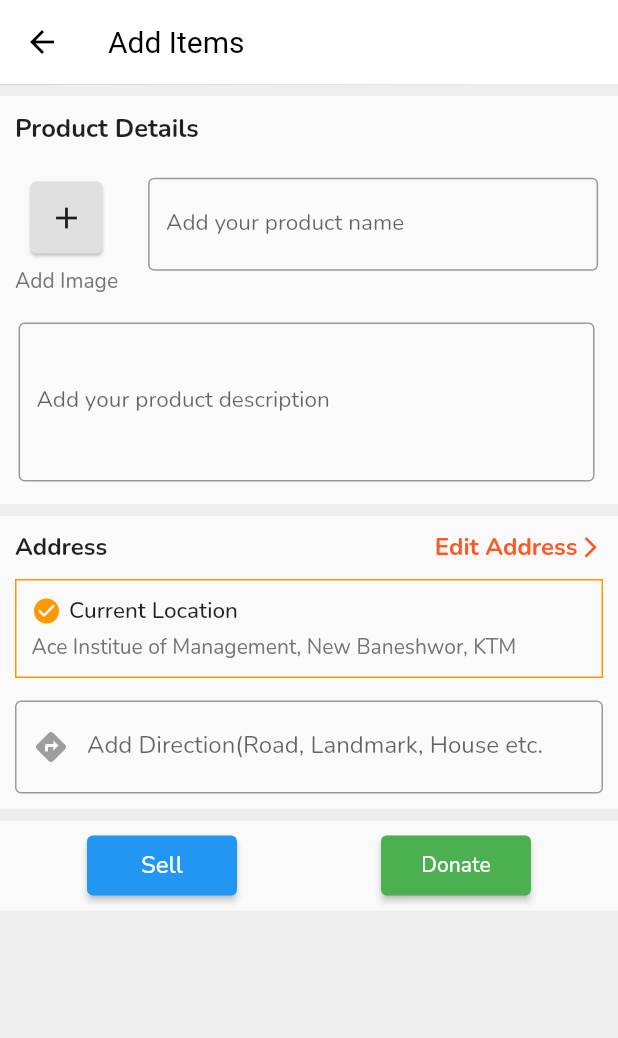
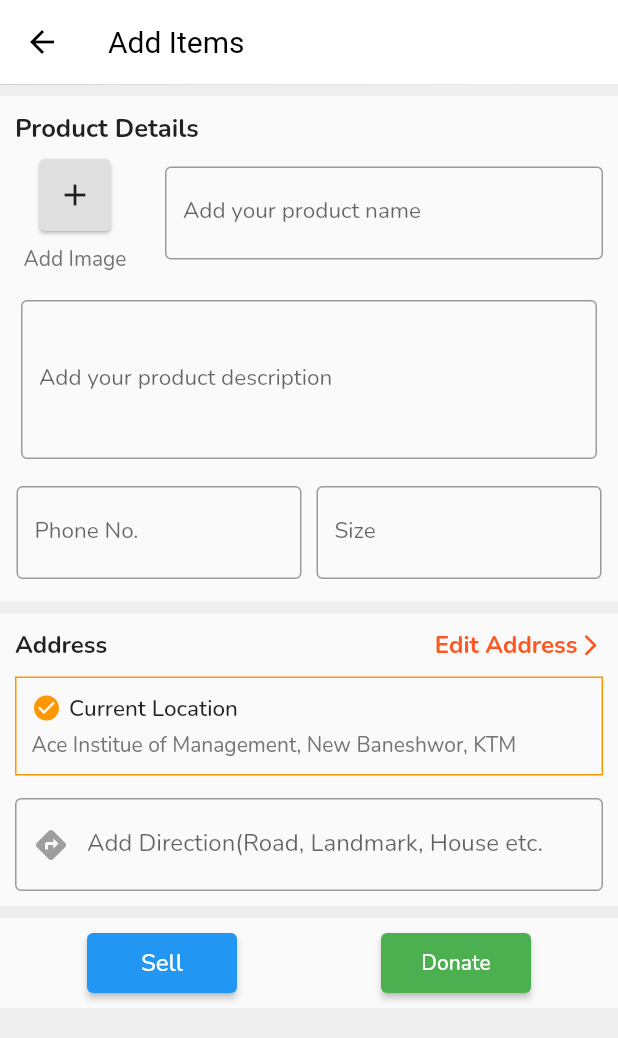
Before and after one commit to rabinacharya11/ace-hackathon, a Flutter app: the AddItemsScreen screen opened by its route, on a phone screen of 412 x 824 dp. Shown: the top 1038 px of the screen. Run offline on Flutter 3.47's test engine with Material 2 defaults, Android fonts, the phone set to English and light mode, and no system bars; our stand-ins replace cached_network_image, connectivity_plus, google_fonts, google_maps_flutter, image_picker, shared_preferences; accounts and stored records are empty.

Commit message:
Add Item Event done

```diff
--- a/lib/add_items_screen/add_items.dart
+++ b/lib/add_items_screen/add_items.dart
@@ -2,9 +2,11 @@ import 'dart:io';
 
 import 'package:flutter/material.dart';
 import 'package:image_picker/image_picker.dart';
+import 'package:provider/provider.dart';
+import 'package:waste_manage_sys/clothes_management_sys/application/cloth_provider.dart';
+import 'package:waste_manage_sys/clothes_management_sys/application/cloth_service.dart';
 import 'package:waste_manage_sys/routes/routes_constant.dart';
 import 'package:waste_manage_sys/theme/theme_data.dart';
-import 'package:waste_manage_sys/theme/uiparameters.dart';
 
 class AddItemsScreen extends StatefulWidget {
   const AddItemsScreen({super.key});
@@ -14,12 +16,19 @@ class AddItemsScreen extends StatefulWidget {
 }
 
 class _AddItemsScreenState extends State<AddItemsScreen> {
-  final TextEditingController _myController = TextEditingController();
+  final TextEditingController _priceController = TextEditingController();
+  final String _imageUrl =
+      "https://pbx2-pbww-prod-pbww-cdn.getprintbox.com/media/productimage/e925de22-44e0-4276-bb92-0b4101f5f834/Blank%20Jacket_thumb_900x900";
+  final String _address = "New Baneshwor, KTM";
+  final TextEditingController _titleController = TextEditingController();
+  final TextEditingController _descriptionController = TextEditingController();
+  final TextEditingController _sizeController = TextEditingController();
+  final TextEditingController _contactController = TextEditingController();
 
   @override
   void initState() {
     super.initState();
-    _myController.text = '0';
+    _priceController.text = '0';
   }
 
   List<String> ngos = [
@@ -126,9 +135,11 @@ class _AddItemsScreenState extends State<AddItemsScreen> {
                                               ),
                                             ],
                                           )
-                                        : Column(
+                                        : Container(
+                                            width: 80,
+                                            height: 80,
+                                            child: Column(
                                               children: [
-                                              const SizedBox(height: 15),
                                                 Card(
                                                     color: Colors.grey[300],
                                                     child: IconButton(
@@ -146,11 +157,13 @@ class _AddItemsScreenState extends State<AddItemsScreen> {
                                                 )
                                               ],
                                             ),
+                                          ),
                                     const SizedBox(width: 20),
                                     SizedBox(
                                       width: MediaQuery.of(context).size.width -
-                                          112,
+                                          120,
                                       child: TextFormField(
+                                        controller: _titleController,
                                         decoration: const InputDecoration(
                                           label: Text("Add your product name"),
                                           labelStyle: TextStyle(fontSize: 15),
@@ -165,20 +178,67 @@ class _AddItemsScreenState extends State<AddItemsScreen> {
                                   ],
                                 ),
                                 const SizedBox(height: 18),
+                                Row(
+                                  children: [
                                     SizedBox(
-                                  width: MediaQuery.of(context).size.width - 28,
+                                      width: MediaQuery.of(context).size.width -
+                                          28,
                                       child: TextFormField(
                                         maxLines: 3,
+                                        controller: _descriptionController,
                                         decoration: const InputDecoration(
-                                      label:
-                                          Text("Add your product description"),
+                                          label: Text(
+                                              "Add your product description"),
                                           labelStyle: TextStyle(fontSize: 15),
                                           border: OutlineInputBorder(
                                             borderSide: BorderSide(
-                                            color: Colors.black, width: 5.0),
+                                                color: Colors.black,
+                                                width: 5.0),
                                           ),
                                         ),
                                       ),
+                                    ),
+                                  ],
+                                ),
+                                const SizedBox(height: 18),
+                                Row(
+                                  children: [
+                                    SizedBox(
+                                      width: MediaQuery.of(context).size.width /
+                                              2 -
+                                          16,
+                                      child: TextFormField(
+                                        controller: _contactController,
+                                        decoration: const InputDecoration(
+                                          label: Text("Phone No."),
+                                          labelStyle: TextStyle(fontSize: 15),
+                                          border: OutlineInputBorder(
+                                            borderSide: BorderSide(
+                                                color: Colors.black,
+                                                width: 5.0),
+                                          ),
+                                        ),
+                                      ),
+                                    ),
+                                    const SizedBox(width: 10),
+                                    SizedBox(
+                                      width: MediaQuery.of(context).size.width /
+                                              2 -
+                                          16,
+                                      child: TextFormField(
+                                        controller: _sizeController,
+                                        decoration: const InputDecoration(
+                                          label: Text("Size"),
+                                          labelStyle: TextStyle(fontSize: 15),
+                                          border: OutlineInputBorder(
+                                            borderSide: BorderSide(
+                                                color: Colors.black,
+                                                width: 5.0),
+                                          ),
+                                        ),
+                                      ),
+                                    ),
+                                  ],
                                 ),
                               ],
                             ),
@@ -349,7 +409,7 @@ class _AddItemsScreenState extends State<AddItemsScreen> {
                             width: 60,
                             height: 30,
                             child: TextFormField(
-                              controller: _myController,
+                              controller: _priceController,
                               autofocus: true,
                               decoration: const InputDecoration(
                                 border: OutlineInputBorder(),
@@ -363,7 +423,7 @@ class _AddItemsScreenState extends State<AddItemsScreen> {
                         mainAxisAlignment: MainAxisAlignment.spaceBetween,
                         children: [
                           const Text('FoodRobe Commission'),
-                          Text('Rs.${int.parse(_myController.text) * 0.2}'),
+                          Text('Rs.${int.parse(_priceController.text) * 0.2}'),
                         ],
                       ),
                       const SizedBox(height: 10),
@@ -374,7 +434,7 @@ class _AddItemsScreenState extends State<AddItemsScreen> {
                         children: [
                           const Text('You will get'),
                           Text(
-                              'Rs.${int.parse(_myController.text) - int.parse(_myController.text) * 0.2}'),
+                              'Rs.${int.parse(_priceController.text) - int.parse(_priceController.text) * 0.2}'),
                         ],
                       ),
                     ],
@@ -431,6 +491,16 @@ class _AddItemsScreenState extends State<AddItemsScreen> {
                         content: Text('Item Placed'),
                         duration: Duration(milliseconds: 1500),
                       ));
+                      context.read<ClothPageProvider>().updateCMS(ClothModel(
+                            id: 10,
+                            size: _sizeController.text,
+                            imageLink: _imageUrl,
+                            address: _address,
+                            contact: int.parse(_contactController.text),
+                            descrption: _descriptionController.text,
+                            price: int.parse(_priceController.text),
+                            title: _titleController.text,
+                          ));
                       await Future.delayed(const Duration(milliseconds: 2500));
                       Navigator.of(context)
                           .pushReplacementNamed(RouteConstant.homeScreen);
--- a/lib/clothes_management_sys/application/cloth_provider.dart
+++ b/lib/clothes_management_sys/application/cloth_provider.dart
@@ -13,4 +13,9 @@ class ClothPageProvider extends ChangeNotifier {
     _cms = await readJsonData();
     notifyListeners();
   }
+
+  updateCMS(ClothModel cm) {
+    _cms.add(cm);
+    notifyListeners();
+  }
 }
```
Lines whose indentation alone changed are shown as unchanged.
